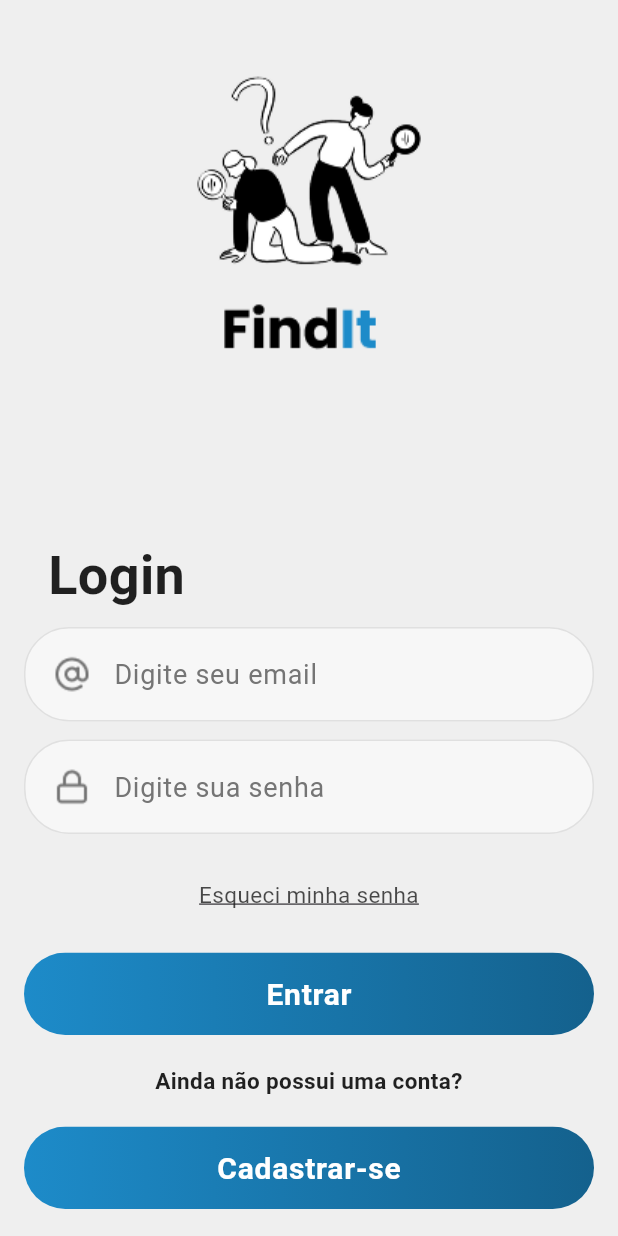
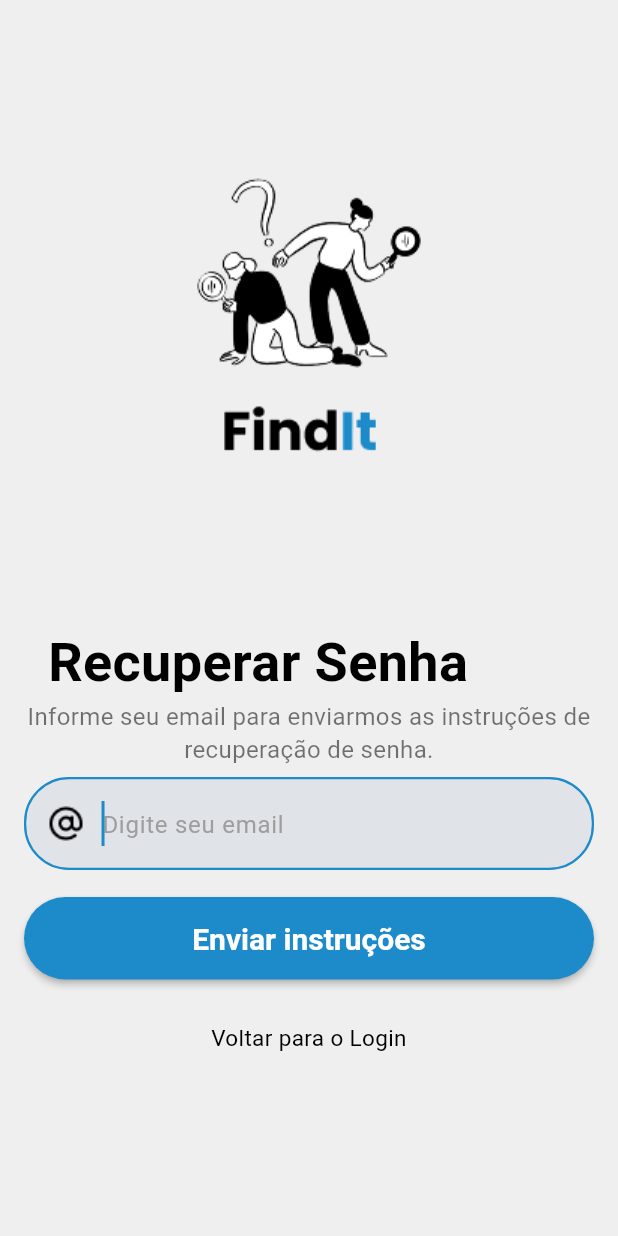
Before and after one commit to ElissonRochaa/MOBILE-25.1-FindIt, a Flutter app: the Login screen opened by its route, after a tap on "Esqueci minha senha", on a phone screen of 412 x 824 dp. Run offline on Flutter 3.47's test engine with Material 3 defaults, Android fonts, the phone set to English and light mode, and no system bars; our stand-ins replace image_picker, lottie, shared_preferences, socket_io_client; missing offline and left inert: window_manager; accounts and stored records are empty.

Commit message:
feat(recovery): tela de recuperação de senha

```diff
--- a/lib/main.dart
+++ b/lib/main.dart
@@ -1,7 +1,5 @@
-// lib/main.dart
-
-import 'dart:io'; // Necessário para verificar a plataforma
-import 'package:flutter/foundation.dart'; // Para usar kIsWeb
+import 'dart:io';
+import 'package:flutter/foundation.dart';
 import 'package:flutter/material.dart';
 import 'package:find_it/screens/splash/splash_screen.dart';
 import 'package:find_it/screens/feed/feed_screen.dart';
@@ -11,6 +9,7 @@ import 'package:find_it/screens/login/Login.dart';
 import 'package:find_it/screens/perfil/perfil.dart';
 import 'package:find_it/screens/editarPerfil/editar_perfil.dart';
 import 'package:find_it/screens/conversations/conversation_list_screen.dart';
+import 'package:find_it/screens/recovery/RecuperarSenha.dart';
 import 'package:window_manager/window_manager.dart';
 import 'package:provider/provider.dart';
 import 'package:find_it/service/theme_service.dart';
@@ -18,7 +17,6 @@ import 'package:find_it/service/theme_service.dart';
 void main() async {
   WidgetsFlutterBinding.ensureInitialized();
 
-  // Ativa window_manager apenas em plataformas desktop
   if (!kIsWeb && (Platform.isWindows || Platform.isLinux || Platform.isMacOS)) {
     await windowManager.ensureInitialized();
 
@@ -67,6 +65,7 @@ class MyApp extends StatelessWidget {
         '/profile': (context) => const Perfil(),
         '/editar-perfil': (context) => const EditarPerfil(),
         '/conversations': (context) => const ConversationListScreen(),
+        '/recuperar-senha': (context) => const RecuperarSenha(),
       },
     );
   }
--- a/lib/screens/login/Login.dart
+++ b/lib/screens/login/Login.dart
@@ -4,6 +4,7 @@ import 'dart:convert';
 import 'package:find_it/service/auth_service.dart';
 import 'package:find_it/screens/cadastro/Cadastro.dart';
 import 'package:find_it/screens/feed/feed_screen.dart';
+import 'package:find_it/screens/recovery/RecuperarSenha.dart';
 
 class Login extends StatefulWidget {
   const Login({super.key});
@@ -365,7 +366,7 @@ class _LoginState extends State<Login> {
                           decoration: TextDecoration.underline),
                       ),
                       onTap: () {
-                        // Implementar lógica
+                        Navigator.pushNamed(context, '/recuperar-senha');
                       },
                     ),
                   ),
--- /dev/null
+++ b/lib/screens/recovery/RecuperarSenha.dart
@@ -0,0 +1,120 @@
+import 'package:flutter/material.dart';
+
+class RecuperarSenha extends StatefulWidget {
+  const RecuperarSenha({super.key});
+
+  @override
+  State<RecuperarSenha> createState() => _RecuperarSenhaState();
+}
+
+class _RecuperarSenhaState extends State<RecuperarSenha> {
+  @override
+  Widget build(BuildContext context) {
+    return Scaffold(
+      body: Container(
+        decoration: BoxDecoration(color: Color(0xffEFEFEF)),
+        padding: EdgeInsets.all(16),
+        child: Center(
+          child: SingleChildScrollView(
+            child: Column(
+              crossAxisAlignment: CrossAxisAlignment.stretch,
+              children: [
+                Padding(
+                  padding: EdgeInsets.only(bottom: 2),
+                  child: Image.asset(
+                    "images/logo.png",
+                    width: 173,
+                    height: 310,
+                  ),
+                ),
+                Padding(
+                  padding: EdgeInsets.only(left: 16),
+                  child: Text(
+                    "Recuperar Senha",
+                    textAlign: TextAlign.left,
+                    style: TextStyle(
+                      color: Colors.black,
+                      fontSize: 36,
+                      fontWeight: FontWeight.bold,
+                    ),
+                  ),
+                ),
+                Padding(
+                  padding: EdgeInsets.only(bottom: 8),
+                  child: Text(
+                    "Informe seu email para enviarmos as instruções de recuperação de senha.",
+                    textAlign: TextAlign.center,
+                    style: TextStyle(
+                      color: Colors.black54,
+                      fontSize: 16,
+                    ),
+                  ),
+                ),
+                Padding(
+                  padding: EdgeInsets.only(bottom: 8),
+                  child: TextField(
+                    autofocus: true,
+                    keyboardType: TextInputType.emailAddress,
+                    cursorColor: Color(0xff1D8BC9),
+                    style: TextStyle(fontSize: 20),
+                    decoration: InputDecoration(
+                      contentPadding: EdgeInsets.fromLTRB(32, 16, 31, 16),
+                      hintText: "Digite seu email",
+                      prefixIcon: Padding(
+                        padding: EdgeInsets.only(left: 16, right: 8),
+                        child: Image.asset(
+                          "images/emailicon.png",
+                          width: 24,
+                          height: 24,
+                        ),
+                      ),
+                    ),
+                  ),
+                ),
+                Padding(
+                  padding: EdgeInsets.only(top: 10, bottom: 10),
+                  child: ElevatedButton(
+                    onPressed: () {
+                      //  mostrar uma mensagem simples.
+                      ScaffoldMessenger.of(context).showSnackBar(
+                        SnackBar(
+                          content: Text("Instruções de recuperação enviadas para o seu email!"),
+                          backgroundColor: Colors.green,
+                        ),
+                      );
+                    },
+                    style: ElevatedButton.styleFrom(
+                      backgroundColor: Color(0xff1D8BC9),
+                      padding: EdgeInsets.fromLTRB(32, 16, 32, 16),
+                      textStyle: TextStyle(fontSize: 20),
+                    ),
+                    child: Text(
+                      "Enviar instruções",
+                      style: TextStyle(
+                        color: Colors.white,
+                        fontWeight: FontWeight.bold,
+                      ),
+                    ),
+                  ),
+                ),
+                Padding(
+                  padding: EdgeInsets.only(top: 18, bottom: 18),
+                  child: GestureDetector(
+                    child: Text(
+                      textAlign: TextAlign.center,
+                      "Voltar para o Login",
+                      style: TextStyle(color: Colors.black),
+                    ),
+                    onTap: () {
+                      Navigator.pop(context); // retornar para a tela anterior (Login)
+                    },
+                  ),
+                ),
+              ],
+            ),
+          ),
+        ),
+      ),
+    );
+  }
+}
```
Also changed, not shown: 1 other file.
